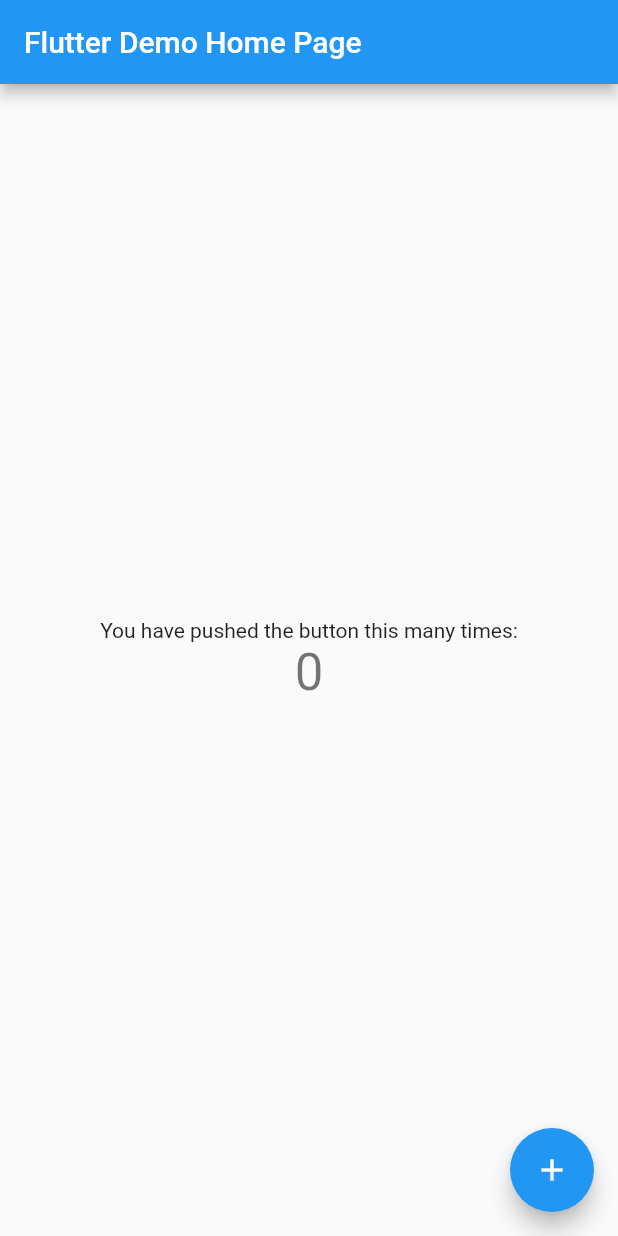
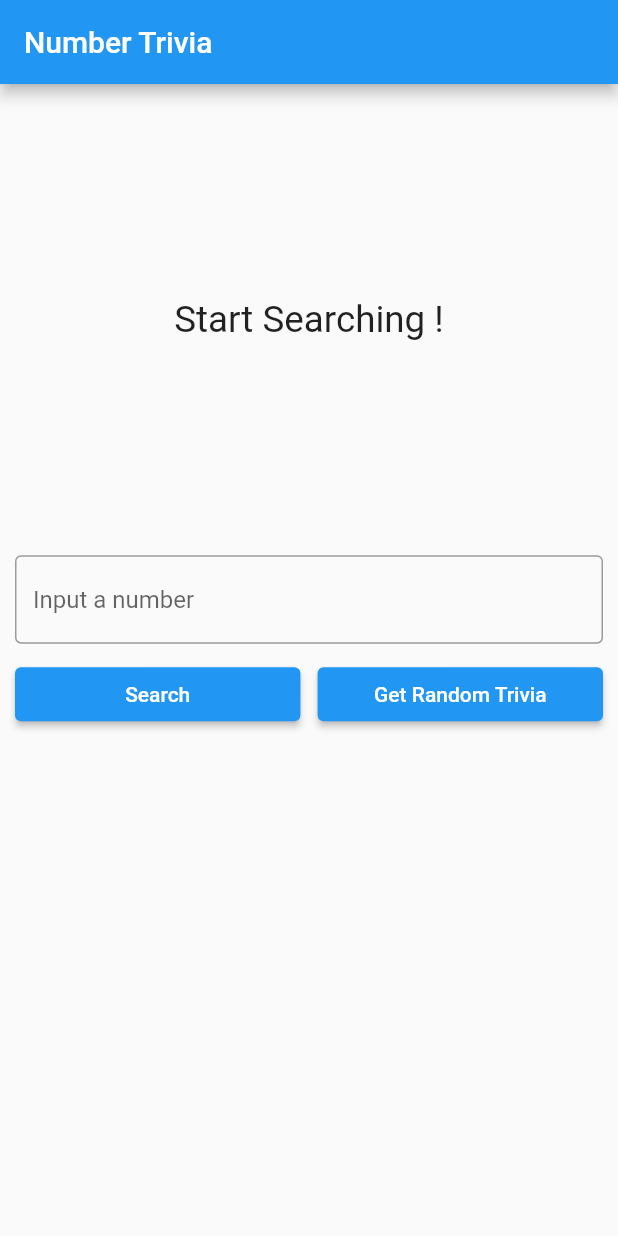
Before and after one commit to sakshipore/Flutter-TDD-Clean-Architecture, a Flutter app: the screen it shows after launch, on a phone screen of 412 x 824 dp. Run offline on Flutter 3.47's test engine with Material 2 defaults, Android fonts, the phone set to English and light mode, and no system bars; our stand-ins replace bloc, connectivity_plus, dartz, equatable, flutter_bloc, flutter_screenutil and 2 more.

Commit message:
Completed Number Trivia

```diff
--- /dev/null
+++ b/lib/features/number_trivia/presentation/pages/number_trivia_page.dart
@@ -0,0 +1,67 @@
+import 'package:flutter/material.dart';
+import 'package:flutter_bloc/flutter_bloc.dart';
+import 'package:flutter_screenutil/flutter_screenutil.dart';
+import 'package:flutter_tdd_clean_architecture/features/number_trivia/presentation/widgets/message_display.dart';
+import 'package:flutter_tdd_clean_architecture/features/number_trivia/presentation/widgets/trivia_controls.dart';
+import 'package:flutter_tdd_clean_architecture/features/number_trivia/presentation/widgets/trivia_display.dart';
+import 'package:flutter_tdd_clean_architecture/injection_container.dart';
+
+import '../bloc/number_trivia_bloc.dart';
+import '../widgets/loading_widget.dart';
+
+class NumberTriviaPage extends StatelessWidget {
+  const NumberTriviaPage({super.key});
+
+  @override
+  Widget build(BuildContext context) {
+    return Scaffold(
+      appBar: AppBar(
+        title: Text(
+          "Number Trivia",
+        ),
+      ),
+      body: SingleChildScrollView(
+        child: BlocProvider(
+          create: (context) => sl<NumberTriviaBloc>(),
+          child: Center(
+            child: Padding(
+              padding: EdgeInsets.all(10),
+              child: Column(
+                children: [
+                  SizedBox(
+                    height: 10.h,
+                  ),
+                  BlocBuilder<NumberTriviaBloc, NumberTriviaState>(
+                    builder: (context, state) {
+                      if (state is Empty) {
+                        return MessageDisplay(
+                          message: "Start Searching !",
+                        );
+                      } else if (state is Loading) {
+                        return LoadingWidget();
+                      } else if (state is Loaded) {
+                        return TriviaDisplay(
+                          numberTrivia: state.trivia,
+                        );
+                      } else if (state is Error) {
+                        return MessageDisplay(
+                          message: state.message,
+                        );
+                      } else {
+                        return SizedBox();
+                      }
+                    },
+                  ),
+                  SizedBox(
+                    height: 20.h,
+                  ),
+                  TriviaControls(),
+                ],
+              ),
+            ),
+          ),
+        ),
+      ),
+    );
+  }
+}
--- /dev/null
+++ b/lib/features/number_trivia/presentation/widgets/message_display.dart
@@ -0,0 +1,25 @@
+import 'package:flutter/material.dart';
+import 'package:flutter_screenutil/flutter_screenutil.dart';
+
+class MessageDisplay extends StatelessWidget {
+  final String message;
+  const MessageDisplay({super.key, required this.message});
+
+  @override
+  Widget build(BuildContext context) {
+    return Container(
+      height: MediaQuery.of(context).size.height / 3,
+      child: Center(
+        child: SingleChildScrollView(
+          child: Text(
+            message,
+            textAlign: TextAlign.center,
+            style: TextStyle(
+              fontSize: 25.sp,
+            ),
+          ),
+        ),
+      ),
+    );
+  }
+}
--- /dev/null
+++ b/lib/features/number_trivia/presentation/widgets/trivia_controls.dart
@@ -0,0 +1,79 @@
+import 'package:flutter/material.dart';
+import 'package:flutter_bloc/flutter_bloc.dart';
+import 'package:flutter_screenutil/flutter_screenutil.dart';
+
+import '../bloc/number_trivia_bloc.dart';
+
+class TriviaControls extends StatefulWidget {
+  const TriviaControls({super.key});
+
+  @override
+  State<TriviaControls> createState() => _TriviaControlsState();
+}
+
+class _TriviaControlsState extends State<TriviaControls> {
+  final controller = TextEditingController();
+  String inputStr = "";
+
+  @override
+  Widget build(BuildContext context) {
+    return Column(
+      children: [
+        TextField(
+          controller: controller,
+          keyboardType: TextInputType.number,
+          decoration: InputDecoration(
+            border: OutlineInputBorder(),
+            hintText: "Input a number",
+          ),
+          onChanged: (value) {
+            inputStr = value;
+          },
+          onSubmitted: (_) {
+            dispatchConcrete();
+          },
+        ),
+        SizedBox(
+          height: 10.h,
+        ),
+        Row(
+          children: [
+            Expanded(
+              child: ElevatedButton(
+                onPressed: dispatchConcrete,
+                child: Text(
+                  "Search",
+                ),
+              ),
+            ),
+            SizedBox(
+              width: 10.w,
+            ),
+            Expanded(
+              child: ElevatedButton(
+                onPressed: dispatchRandom,
+                child: Text(
+                  "Get Random Trivia",
+                ),
+              ),
+            ),
+          ],
+        ),
+      ],
+    );
+  }
+
+  void dispatchConcrete() {
+    controller.clear();
+    BlocProvider.of<NumberTriviaBloc>(context).add(
+      GetTriviaForConcreteNumber(numberString: inputStr),
+    );
+  }
+
+  void dispatchRandom() {
+    controller.clear();
+    BlocProvider.of<NumberTriviaBloc>(context).add(
+      GetTriviaForRandomNumber(),
+    );
+  }
+}
--- a/lib/main.dart
+++ b/lib/main.dart
@@ -1,7 +1,10 @@
 import 'package:flutter/material.dart';
+import 'package:flutter_screenutil/flutter_screenutil.dart';
+import 'package:flutter_tdd_clean_architecture/features/number_trivia/presentation/pages/number_trivia_page.dart';
 import 'injection_container.dart' as di;
 
 void main() async {
+  WidgetsFlutterBinding.ensureInitialized();
   await di.init();
   runApp(const MyApp());
 }
@@ -9,109 +12,20 @@ void main() async {
 class MyApp extends StatelessWidget {
   const MyApp({super.key});
 
-  // This widget is the root of your application.
   @override
   Widget build(BuildContext context) {
-    return MaterialApp(
-      title: 'Flutter Demo',
-      theme: ThemeData(
-        // This is the theme of your application.
-        //
-        // Try running your application with "flutter run". You'll see the
-        // application has a blue toolbar. Then, without quitting the app, try
-        // changing the primarySwatch below to Colors.green and then invoke
-        // "hot reload" (press "r" in the console where you ran "flutter run",
-        // or simply save your changes to "hot reload" in a Flutter IDE).
-        // Notice that the counter didn't reset back to zero; the application
-        // is not restarted.
-        primarySwatch: Colors.blue,
-      ),
-      home: const MyHomePage(title: 'Flutter Demo Home Page'),
+    return ScreenUtilInit(
+      designSize: const Size(360, 840),
+      minTextAdapt: true,
+      builder: (context, child) {
+        return MaterialApp(
+          title: 'Number Trivia',
+          theme: ThemeData(
+            primaryColor: Colors.pink[300],
+          ),
+          home: NumberTriviaPage(),
+        );
+      },
     );
   }
 }
-
-class MyHomePage extends StatefulWidget {
-  const MyHomePage({super.key, required this.title});
-
-  // This widget is the home page of your application. It is stateful, meaning
-  // that it has a State object (defined below) that contains fields that affect
-  // how it looks.
-
-  // This class is the configuration for the state. It holds the values (in this
-  // case the title) provided by the parent (in this case the App widget) and
-  // used by the build method of the State. Fields in a Widget subclass are
-  // always marked "final".
-
-  final String title;
-
-  @override
-  State<MyHomePage> createState() => _MyHomePageState();
-}
-
-class _MyHomePageState extends State<MyHomePage> {
-  int _counter = 0;
-
-  void _incrementCounter() {
-    setState(() {
-      // This call to setState tells the Flutter framework that something has
-      // changed in this State, which causes it to rerun the build method below
-      // so that the display can reflect the updated values. If we changed
-      // _counter without calling setState(), then the build method would not be
-      // called again, and so nothing would appear to happen.
-      _counter++;
-    });
-  }
-
-  @override
-  Widget build(BuildContext context) {
-    // This method is rerun every time setState is called, for instance as done
-    // by the _incrementCounter method above.
-    //
-    // The Flutter framework has been optimized to make rerunning build methods
-    // fast, so that you can just rebuild anything that needs updating rather
-    // than having to individually change instances of widgets.
-    return Scaffold(
-      appBar: AppBar(
-        // Here we take the value from the MyHomePage object that was created by
-        // the App.build method, and use it to set our appbar title.
-        title: Text(widget.title),
-      ),
-      body: Center(
-        // Center is a layout widget. It takes a single child and positions it
-        // in the middle of the parent.
-        child: Column(
-          // Column is also a layout widget. It takes a list of children and
-          // arranges them vertically. By default, it sizes itself to fit its
-          // children horizontally, and tries to be as tall as its parent.
-          //
-          // Invoke "debug painting" (press "p" in the console, choose the
-          // "Toggle Debug Paint" action from the Flutter Inspector in Android
-          // Studio, or the "Toggle Debug Paint" command in Visual Studio Code)
-          // to see the wireframe for each widget.
-          //
-          // Column has various properties to control how it sizes itself and
-          // how it positions its children. Here we use mainAxisAlignment to
-          // center the children vertically; the main axis here is the vertical
-          // axis because Columns are vertical (the cross axis would be
-          // horizontal).
-          mainAxisAlignment: MainAxisAlignment.center,
-          children: <Widget>[
-            const Text(
-              'You have pushed the button this many times:',
-            ),
-            Text(
-              '$_counter',
-              style: Theme.of(context).textTheme.headlineMedium,
-            ),
-          ],
-        ),
-      ),
-      floatingActionButton: FloatingActionButton(
-        onPressed: _incrementCounter,
-        tooltip: 'Increment',
-        child: const Icon(Icons.add),
-      ), // This trailing comma makes auto-formatting nicer for build methods.
-    );
-  }
-}
--- a/pubspec.yaml
+++ b/pubspec.yaml
@@ -15,6 +15,7 @@ dependencies:
   flutter:
     sdk: flutter
   flutter_bloc: ^8.1.3
+  flutter_screenutil: ^5.8.4
   get_it: ^7.6.0
   http: ^1.1.0
   shared_preferences: ^2.1.2
```
Also changed, not shown: lib/features/number_trivia/presentation/widgets/loading_widget.dart (added, +15 -0 lines), lib/features/number_trivia/presentation/widgets/trivia_display.dart (added, +39 -0 lines), pubspec.lock, 2 other files.
